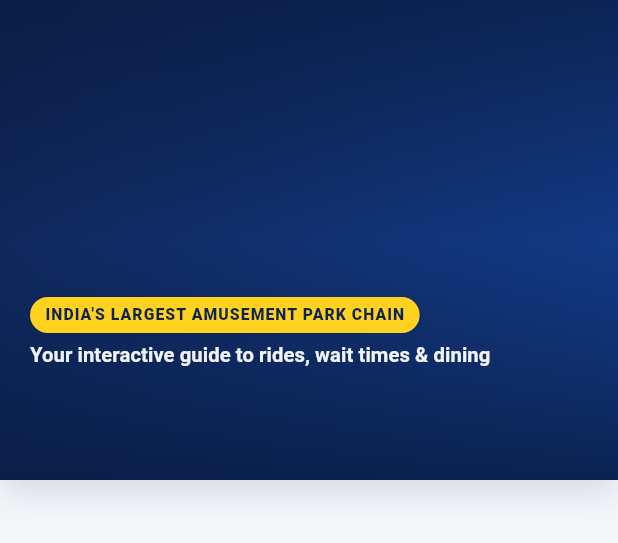
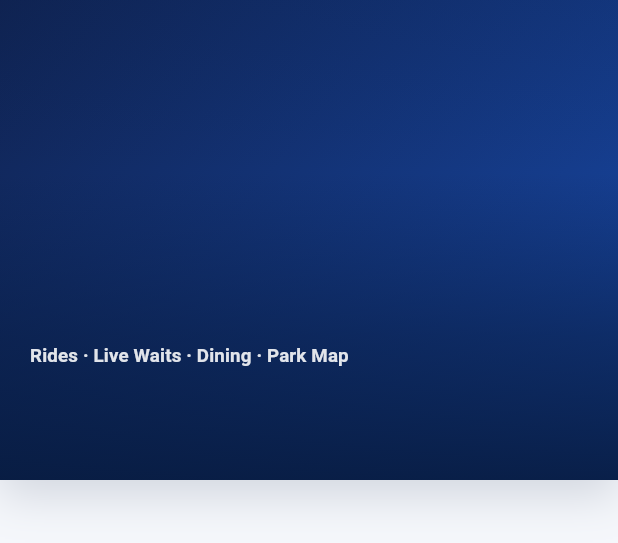
Before and after one commit to Thokalamukesh/quest, a Flutter app: the _HeroCard widget shown alone on an empty page, opened directly with empty values, on a phone screen of 412 x 824 dp. Shown: the top 543 px of the screen. Run offline on Flutter 3.47's test engine with Material 3 defaults, Android fonts, the phone set to English and light mode, and no system bars; our stand-ins replace flutter_map, geolocator, image_picker, latlong2, lucide_icons_flutter, qr_flutter and 2 more; network calls fail.

Commit message:
Remove update popups and park switcher, polish visitor hero image, and add funny Wonderla-only Chiku AI banter

```diff
--- a/lib/features/home/visitor_home.dart
+++ b/lib/features/home/visitor_home.dart
@@ -70,7 +70,6 @@ class _VisitorHomeState extends State<VisitorHome> {
   Map<String, dynamic>? _park;
   bool _loading = true;
   String? _error;
-  String? _cmsUpdateBanner;
   bool _syncingLive = false;
   Timer? _liveSyncTimer;
   final Map<String, Map<String, dynamic>> _parkCache = {};
@@ -103,7 +102,7 @@ class _VisitorHomeState extends State<VisitorHome> {
     });
   }
 
-  Future<void> _syncActiveParkFromCms({bool notifyEvenIfUnchanged = false}) async {
+  Future<void> _syncActiveParkFromCms() async {
     final current = _park;
     if (current == null || _syncingLive || !_api.isConfigured) return;
     final slug = current['slug']?.toString().trim() ?? '';
@@ -113,48 +112,9 @@ class _VisitorHomeState extends State<VisitorHome> {
     try {
       final fresh = await _api.park(slug);
       if (!mounted || _park?['slug'] != slug) return;
-      final prevUpdated = current['updatedAt']?.toString() ?? '';
-      final nextUpdated = fresh['updatedAt']?.toString() ?? '';
       final changedSections = describeParkConfigChanges(current, fresh);
-      final hasUpdate =
-          (nextUpdated.isNotEmpty && nextUpdated != prevUpdated) ||
-          changedSections.isNotEmpty;
-
       _parkCache[slug] = fresh;
-      if (hasUpdate) {
-        final summary = changedSections.isEmpty
-            ? 'Park guide updated just now'
-            : 'Live update · ${changedSections.take(3).join(', ')} refreshed';
-        setState(() {
-          _park = fresh;
-          _cmsUpdateBanner = summary;
-        });
-        ScaffoldMessenger.of(context)
-          ..hideCurrentSnackBar()
-          ..showSnackBar(
-            SnackBar(
-              behavior: SnackBarBehavior.floating,
-              backgroundColor: wonderlaNavy,
-              duration: const Duration(seconds: 4),
-              content: Row(
-                children: [
-                  const Icon(
-                    Icons.sync_rounded,
-                    color: wonderlaGold,
-                    size: 18,
-                  ),
-                  const SizedBox(width: 8),
-                  Expanded(
-                    child: Text(
-                      summary,
-                      style: const TextStyle(fontWeight: FontWeight.w700),
-                    ),
-                  ),
-                ],
-              ),
-            ),
-          );
-      } else if (notifyEvenIfUnchanged) {
+      if (changedSections.isNotEmpty) {
         setState(() => _park = fresh);
       }
     } catch (_) {
@@ -216,7 +176,6 @@ class _VisitorHomeState extends State<VisitorHome> {
           _park = cached;
           _loading = false;
           _error = null;
-          _cmsUpdateBanner = null;
         });
       }
       unawaited(_syncActiveParkFromCms());
@@ -495,9 +454,6 @@ class _VisitorHomeState extends State<VisitorHome> {
                               videoUrl: _imageUrl(
                                 cfg['heroVideoUrl']?.toString(),
                               ),
-                              onSwitchPark: _parks.length > 1
-                                  ? () => setState(() => _park = null)
-                                  : null,
                             ),
                           ),
                           Padding(
@@ -546,8 +502,6 @@ class _VisitorHomeState extends State<VisitorHome> {
                                       ),
                                     ],
                                   ),
-                                  if (_cmsUpdateBanner != null)
-                                    _liveUpdateBanner(_cmsUpdateBanner!),
                                   _liveHighlightsStrip(cfg),
                                   const SizedBox(height: 18),
                                   _tileGrid(
@@ -592,49 +546,6 @@ class _VisitorHomeState extends State<VisitorHome> {
       ),
     );
   }
-
-  Widget _liveUpdateBanner(String message) => Container(
-    margin: const EdgeInsets.only(top: 12),
-    padding: const EdgeInsets.fromLTRB(12, 9, 6, 9),
-    decoration: BoxDecoration(
-      color: const Color(0xFFECF9F2),
-      borderRadius: BorderRadius.circular(16),
-      border: Border.all(color: const Color(0xFFBBE7CF)),
-    ),
-    child: Row(
-      children: [
-        Container(
-          width: 9,
-          height: 9,
-          decoration: const BoxDecoration(
-            color: wonderlaSuccess,
-            shape: BoxShape.circle,
-          ),
-        ),
-        const SizedBox(width: 9),
-        Expanded(
-          child: Text(
-            message,
-            style: const TextStyle(
-              color: wonderlaNavy,
-              fontSize: 12.5,
-              fontWeight: FontWeight.w700,
-            ),
-          ),
-        ),
-        IconButton(
-          tooltip: 'Dismiss',
-          visualDensity: VisualDensity.compact,
-          onPressed: () => setState(() => _cmsUpdateBanner = null),
-          icon: const Icon(
-            Icons.close_rounded,
-            size: 16,
-            color: wonderlaMuted,
-          ),
-        ),
-      ],
-    ),
-  );
 
   Widget _liveHighlightsStrip(Map<String, dynamic> cfg) {
     final slug = cfg['slug']?.toString() ?? 'park';
@@ -1073,10 +984,8 @@ class _HeroCard extends StatelessWidget {
     required this.location,
     required this.imageUrl,
     required this.videoUrl,
-    this.onSwitchPark,
   });
   final String name, location, imageUrl, videoUrl;
-  final VoidCallback? onSwitchPark;
 
   @override
   Widget build(BuildContext context) => LayoutBuilder(
@@ -1088,13 +997,13 @@ class _HeroCard extends StatelessWidget {
         width: double.infinity,
         clipBehavior: Clip.antiAlias,
         decoration: BoxDecoration(
-          borderRadius: BorderRadius.circular(compact ? 0 : 26),
+          borderRadius: BorderRadius.circular(compact ? 0 : 28),
           color: wonderlaNavy,
           boxShadow: const [
             BoxShadow(
-              color: Color(0x22071a3d),
-              blurRadius: 20,
-              offset: Offset(0, 9),
+              color: Color(0x26071a3d),
+              blurRadius: 24,
+              offset: Offset(0, 10),
             ),
           ],
         ),
@@ -1117,15 +1026,19 @@ class _HeroCard extends StatelessWidget {
                 errorBuilder: (_, _, _) => const SizedBox(),
               ),
             if (videoUrl.isNotEmpty) _HeroVideoBackground(url: videoUrl),
+            // Keep the top and center of the park photo clear and bright while
+            // anchoring crisp contrast behind the bottom title overlay.
             const DecoratedBox(
               decoration: BoxDecoration(
                 gradient: LinearGradient(
                   begin: Alignment.topCenter,
                   end: Alignment.bottomCenter,
+                  stops: [0.0, 0.36, 0.70, 1.0],
                   colors: [
-                    Color(0xA6071a3d),
-                    Color(0x28071a3d),
-                    Color(0xCC071a3d),
+                    Color(0x1E071a3d),
+                    Color(0x00071a3d),
+                    Color(0x88071a3d),
+                    Color(0xE0071a3d),
                   ],
                 ),
               ),
@@ -1133,34 +1046,31 @@ class _HeroCard extends StatelessWidget {
             Positioned(
               left: compact ? 20 : 30,
               right: compact ? 20 : 30,
-              top: compact ? 20 : 28,
-              child: Row(
-                crossAxisAlignment: CrossAxisAlignment.start,
-                children: [
-                  Expanded(
+              bottom: compact ? 74 : 78,
               child: Column(
                 crossAxisAlignment: CrossAxisAlignment.start,
+                mainAxisSize: MainAxisSize.min,
                 children: [
-                        Text(
-                          name,
-                          maxLines: 2,
-                          overflow: TextOverflow.ellipsis,
-                          style: TextStyle(
-                            color: Colors.white,
-                            height: 1.1,
-                            fontSize: compact ? 25 : 31,
-                            fontWeight: FontWeight.w900,
-                            letterSpacing: -.5,
+                  if (location.isNotEmpty) ...[
+                    Container(
+                      padding: const EdgeInsets.symmetric(
+                        horizontal: 10,
+                        vertical: 4.5,
+                      ),
+                      decoration: BoxDecoration(
+                        color: const Color(0x66071A3D),
+                        borderRadius: BorderRadius.circular(999),
+                        border: Border.all(
+                          color: Colors.white.withValues(alpha: 0.28),
                         ),
                       ),
-                        if (location.isNotEmpty) ...[
-                          const SizedBox(height: 6),
-                          Row(
+                      child: Row(
+                        mainAxisSize: MainAxisSize.min,
                         children: [
                           const Icon(
                             Icons.location_on_rounded,
                             color: wonderlaGold,
-                                size: 15.5,
+                            size: 13.5,
                           ),
                           const SizedBox(width: 4),
                           Flexible(
@@ -1168,69 +1078,52 @@ class _HeroCard extends StatelessWidget {
                               location,
                               maxLines: 1,
                               overflow: TextOverflow.ellipsis,
-                                  style: TextStyle(
-                                    color: Colors.white.withValues(alpha: .92),
-                                    fontSize: compact ? 13 : 15,
-                                    fontWeight: FontWeight.w600,
+                              style: const TextStyle(
+                                color: Colors.white,
+                                fontSize: 11.5,
+                                fontWeight: FontWeight.w700,
+                                letterSpacing: 0.15,
                               ),
                             ),
                           ),
                         ],
                       ),
+                    ),
+                    const SizedBox(height: 9),
                   ],
+                  Text(
+                    name,
+                    maxLines: 2,
+                    overflow: TextOverflow.ellipsis,
+                    style: TextStyle(
+                      color: Colors.white,
+                      height: 1.08,
+                      fontSize: compact ? 27 : 33,
+                      fontWeight: FontWeight.w900,
+                      letterSpacing: -.6,
+                      shadows: const [
+                        Shadow(
+                          color: Color(0x66071A3D),
+                          blurRadius: 14,
+                          offset: Offset(0, 3),
+                        ),
                       ],
                     ),
                   ),
-                  if (onSwitchPark != null) ...[
-                    const SizedBox(width: 10),
-                    Material(
-                      color: Colors.white.withValues(alpha: .18),
-                      borderRadius: BorderRadius.circular(20),
-                      clipBehavior: Clip.antiAlias,
-                      child: InkWell(
-                        onTap: onSwitchPark,
-                        child: Container(
-                          padding: const EdgeInsets.symmetric(
-                            horizontal: 11,
-                            vertical: 7,
-                          ),
-                          decoration: BoxDecoration(
-                            borderRadius: BorderRadius.circular(20),
-                            border: Border.all(
-                              color: Colors.white.withValues(alpha: .32),
-                            ),
-                          ),
-                          child: const Row(
-                            mainAxisSize: MainAxisSize.min,
-                            children: [
-                              Icon(
-                                Icons.swap_horiz_rounded,
-                                color: wonderlaGold,
-                                size: 16,
-                              ),
-                              SizedBox(width: 5),
+                  const SizedBox(height: 5),
                   Text(
-                                'Parks',
+                    'Rides · Live Waits · Dining · Park Map',
+                    maxLines: 1,
+                    overflow: TextOverflow.ellipsis,
                     style: TextStyle(
-                                  color: Colors.white,
-                                  fontSize: 12,
-                                  fontWeight: FontWeight.w800,
+                      color: Colors.white.withValues(alpha: .88),
+                      fontSize: compact ? 12.5 : 14,
+                      fontWeight: FontWeight.w600,
+                      letterSpacing: 0.1,
                     ),
                   ),
                 ],
               ),
-                        ),
-                      ),
-                    ),
-                  ],
-                ],
-              ),
-            ),
-            Positioned(
-              left: compact ? 20 : 30,
-              right: compact ? 20 : 30,
-              bottom: compact ? 74 : 78,
-              child: _HeroSlogan(compact: compact),
             ),
           ],
         ),
@@ -1301,56 +1194,6 @@ class _HeroVideoBackgroundState extends State<_HeroVideoBackground> {
         height: controller.value.size.height,
         child: VideoPlayer(controller),
       ),
-    );
-  }
-}
-
-class _HeroSlogan extends StatelessWidget {
-  const _HeroSlogan({required this.compact});
-  final bool compact;
-
-  @override
-  Widget build(BuildContext context) {
-    return Column(
-      crossAxisAlignment: CrossAxisAlignment.start,
-      mainAxisSize: MainAxisSize.min,
-      children: [
-        Container(
-          padding: const EdgeInsets.symmetric(horizontal: 10, vertical: 4.5),
-          decoration: BoxDecoration(
-            color: wonderlaGold,
-            borderRadius: BorderRadius.circular(14),
-            boxShadow: const [
-              BoxShadow(
-                color: Color(0x33071a3d),
-                blurRadius: 8,
-                offset: Offset(0, 2),
-              ),
-            ],
-          ),
-          child: const Text(
-            "INDIA'S LARGEST AMUSEMENT PARK CHAIN",
-            style: TextStyle(
-              color: wonderlaNavy,
-              fontSize: 10.5,
-              fontWeight: FontWeight.w900,
-              letterSpacing: 0.7,
-            ),
-          ),
-        ),
-        const SizedBox(height: 6),
-        Text(
-          'Your interactive guide to rides, wait times & dining',
-          maxLines: 2,
-          overflow: TextOverflow.ellipsis,
-          style: TextStyle(
-            color: Colors.white.withValues(alpha: .94),
-            fontSize: compact ? 13.5 : 15.5,
-            fontWeight: FontWeight.w600,
-            height: 1.3,
-          ),
-        ),
-      ],
     );
   }
 }
```
Also changed, not shown: lib/features/ai_assistant/wonderla_ai_service.dart (+119 -2 lines), 2 other files. Lines whose indentation alone changed are shown as unchanged.
